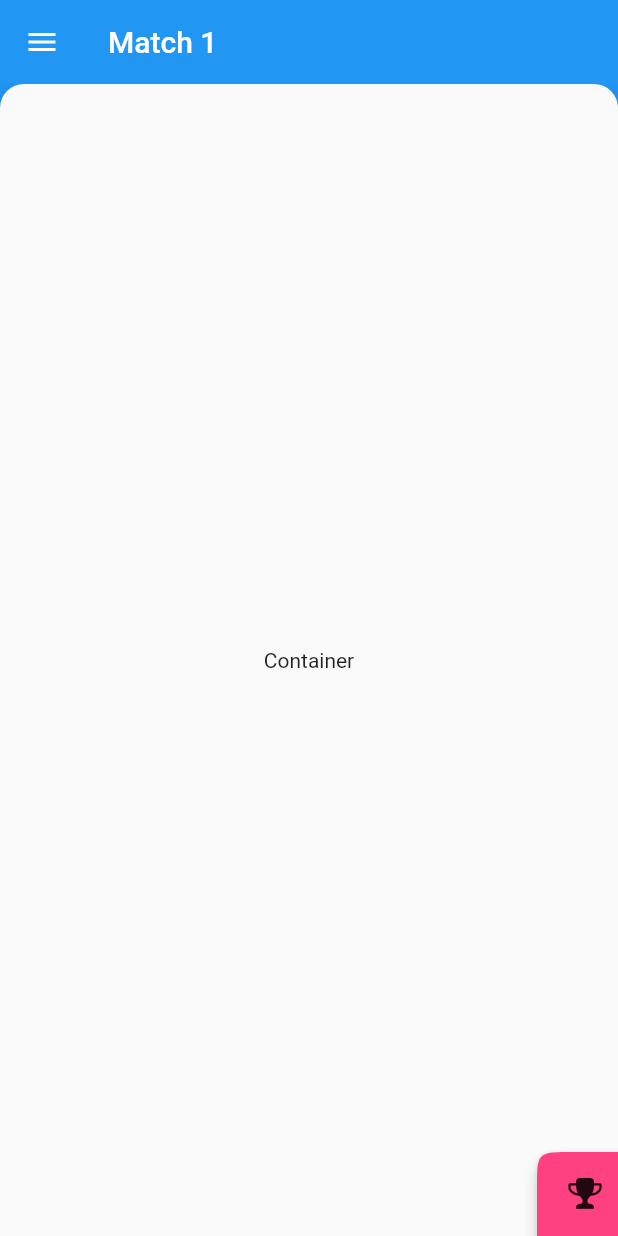
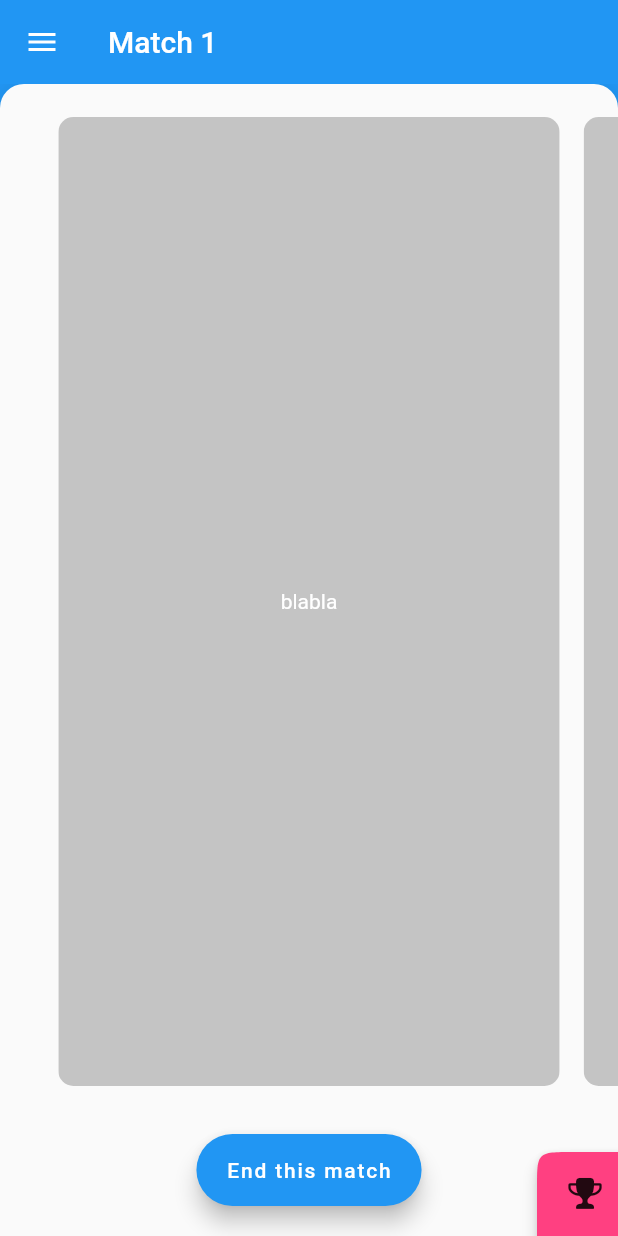
Before and after one commit to prof18/Friends-Tournament, a Flutter app: the MatchSetup screen opened directly, after a tap on the "done" icon, on a phone screen of 412 x 824 dp. Run offline on Flutter 3.47's test engine with Material 2 defaults, Android fonts, the light colour scheme and no system bars; our stand-ins replace flare_flutter, flutter_svg, rxdart, sqflite; accounts and stored records are empty; statements that could not run were skipped.

Commit message:
Implement UI for session handling

```diff
--- /dev/null
+++ b/lib/src/ui/page_transformer.dart
@@ -0,0 +1,132 @@
+import 'package:flutter/material.dart';
+import 'package:meta/meta.dart';
+
+/// From https://github.com/urmilshroff/dashboard_reborn/blob/master/lib/utils/page_transformer.dart
+
+/// A function that builds a [PageView] lazily.
+typedef PageView PageViewBuilder(
+    BuildContext context, PageVisibilityResolver visibilityResolver);
+
+/// A class that can be used to compute visibility information about
+/// the current page.
+class PageVisibilityResolver {
+  PageVisibilityResolver({
+    ScrollMetrics metrics,
+    double viewPortFraction,
+  })  : this._pageMetrics = metrics,
+        this._viewPortFraction = viewPortFraction;
+
+  final ScrollMetrics _pageMetrics;
+  final double _viewPortFraction;
+
+  /// Calculates visibility information for the page at [pageIndex].
+  /// Used inside PageViews' itemBuilder, but can be also used in a
+  /// simple PageView that simply has an array of children passed to it.
+  PageVisibility resolvePageVisibility(int pageIndex) {
+    final double pagePosition = _calculatePagePosition(pageIndex);
+    final double visiblePageFraction =
+    _calculateVisiblePageFraction(pageIndex, pagePosition);
+
+    return PageVisibility(
+      visibleFraction: visiblePageFraction,
+      pagePosition: pagePosition,
+    );
+  }
+
+  double _calculateVisiblePageFraction(int index, double pagePosition) {
+    if (pagePosition > -1.0 && pagePosition <= 1.0) {
+      return 1.0 - pagePosition.abs();
+    }
+
+    return 0.0;
+  }
+
+  double _calculatePagePosition(int index) {
+    final double viewPortFraction = _viewPortFraction ?? 1.0;
+    final double pageViewWidth =
+        (_pageMetrics?.viewportDimension ?? 1.0) * viewPortFraction;
+    final double pageX = pageViewWidth * index;
+    final double scrollX = (_pageMetrics?.pixels ?? 0.0);
+    final double pagePosition = (pageX - scrollX) / pageViewWidth;
+    final double safePagePosition = !pagePosition.isNaN ? pagePosition : 0.0;
+
+    if (safePagePosition > 1.0) {
+      return 1.0;
+    } else if (safePagePosition < -1.0) {
+      return -1.0;
+    }
+
+    return safePagePosition;
+  }
+}
+
+/// A class that contains visibility information about the current page.
+class PageVisibility {
+  PageVisibility({
+    @required this.visibleFraction,
+    @required this.pagePosition,
+  });
+
+  /// How much of the page is currently visible, between 0.0 and 1.0.
+  ///
+  /// For example, if only the half of the page is visible, the
+  /// value of this is going to be 0.5.
+  ///
+  /// This doesn't contain information about where the page is
+  /// disappearing to or appearing from. For that, see [pagePosition].
+  final double visibleFraction;
+
+  /// Tells the position of this page, relative to being visible in
+  /// a "non-dragging" position, between -1.0 and 1.0.
+  ///
+  /// For example, if the page is fully visible, this value equals 0.0.
+  ///
+  /// If the page is fully out of view on the right, this value is
+  /// going to be 1.0.
+  ///
+  /// Likewise, if the page is fully out of view, on the left, this
+  /// value is going to be -1.0.
+  final double pagePosition;
+}
+
+/// A widget for getting useful information about a pages' position
+/// and how much of it is visible in a PageView.
+///
+/// Note: Does not transform pages in any way, but provides the means
+/// to easily do it, in the form of [PageVisibility].
+class PageTransformer extends StatefulWidget {
+  PageTransformer({
+    @required this.pageViewBuilder,
+  });
+
+  final PageViewBuilder pageViewBuilder;
+
+  @override
+  _PageTransformerState createState() => _PageTransformerState();
+}
+
+class _PageTransformerState extends State<PageTransformer> {
+  PageVisibilityResolver _visibilityResolver;
+
+  @override
+  Widget build(BuildContext context) {
+    final pageView = widget.pageViewBuilder(
+        context, _visibilityResolver ?? PageVisibilityResolver());
+
+    final controller = pageView.controller;
+    final viewPortFraction = controller.viewportFraction;
+
+    return NotificationListener<ScrollNotification>(
+      onNotification: (ScrollNotification notification) {
+        setState(() {
+          _visibilityResolver = PageVisibilityResolver(
+            metrics: notification.metrics,
+            viewPortFraction: viewPortFraction,
+          );
+        });
+        return;
+      },
+      child: pageView,
+    );
+  }
+}
--- a/lib/src/ui/utils.dart
+++ b/lib/src/ui/utils.dart
@@ -4,3 +4,7 @@ void changeTextFieldFocus(BuildContext context, FocusNode currentFocus, FocusNod
   currentFocus.unfocus();
   FocusScope.of(context).requestFocus(nextFocus);
 }
+
+Color hexToColor(String code) {
+  return new Color(int.parse(code.substring(1, 7), radix: 16) + 0xFF000000);
+}
--- a/lib/src/views/session_carousel.dart
+++ b/lib/src/views/session_carousel.dart
@@ -1,4 +1,8 @@
+import 'dart:math';
+
 import 'package:flutter/material.dart';
+import 'package:friends_tournament/src/ui/page_transformer.dart';
+import 'package:friends_tournament/src/views/session_item_widget.dart';
 
 class Carousel extends StatefulWidget {
   @override
@@ -6,12 +10,73 @@ class Carousel extends StatefulWidget {
 }
 
 class _CarouselState extends State<Carousel> {
+  // TODO: get it from the db
+  static List<String> sessions = ["Session 1", "Session 2", "Session 3"];
+  var currentPage = sessions.length - 1.0;
+
   @override
   Widget build(BuildContext context) {
-    return Container(
-      child: Center(child: Text("Container")),
+    child:
+    return Column(
+      children: <Widget>[
+        Expanded(child: renderBody()),
+        Padding(
+          padding: const EdgeInsets.all(10.0),
+          child: renderBottomBar(),
+        )
+      ],
     );
   }
 
-  Widget createBottomBar() {}
+  Widget renderBody() {
+    PageController controller =
+        PageController(initialPage: sessions.length - 1);
+    controller.addListener(
+      () {
+        setState(
+          () {
+            currentPage = controller.page;
+          },
+        );
+      },
+    );
+
+    return Container(
+      child: PageTransformer(
+        pageViewBuilder: (context, visibilityResolver) {
+          return PageView.builder(
+            controller: PageController(viewportFraction: 0.85),
+            itemCount: sessions.length,
+            itemBuilder: (context, index) {
+              final item = sessions[index];
+              final pageVisibility =
+                  visibilityResolver.resolvePageVisibility(index);
+              return SessionItemWidget(
+                item: item,
+                pageVisibility: pageVisibility,
+              );
+            },
+          );
+        },
+      ),
+    );
+  }
+
+  Widget renderBottomBar() {
+    return Row(
+      mainAxisAlignment: MainAxisAlignment.spaceAround,
+      children: <Widget>[
+        Padding(
+          padding: const EdgeInsets.only(bottom: 10.0),
+          child: FloatingActionButton.extended(
+            // TODO: localize me
+            label: Text("End this match"),
+            onPressed: () {
+              // TODO
+            },
+          ),
+        )
+      ],
+    );
+  }
 }
--- /dev/null
+++ b/lib/src/views/session_item_widget.dart
@@ -0,0 +1,37 @@
+import 'package:flutter/material.dart';
+import 'package:friends_tournament/src/ui/page_transformer.dart';
+import 'package:friends_tournament/src/ui/utils.dart';
+
+class SessionItemWidget extends StatelessWidget {
+  SessionItemWidget({
+    @required this.item,
+    @required this.pageVisibility,
+  });
+
+  // TODO: replace with correct item
+  final String item;
+  final PageVisibility pageVisibility;
+
+  @override
+  Widget build(BuildContext context) {
+    return Padding(
+      padding: EdgeInsets.symmetric(
+        vertical: 22.0,
+        horizontal: 8.0,
+      ),
+      child: ClipRRect(
+        borderRadius: BorderRadius.circular(10.0),
+        child: Material(
+          color: hexToColor("#C4C4C4"),
+          child: Container(
+            child: Center(
+                child: Text(
+                  "blabla",
+                  style: TextStyle(color: Colors.white),
+                )),
+          ),
+        ),
+      ),
+    );
+  }
+}
```
